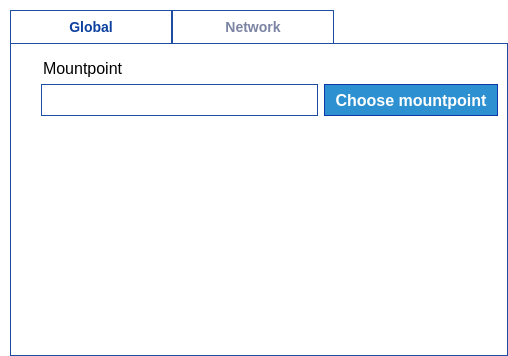
Scille/parsec-cloud, file parsec/core/gui/forms/settings_widget.ui: the form before one commit.
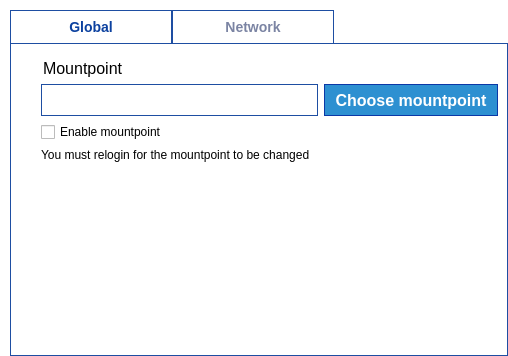
The form after the commit. Icons and pictures are not drawn.

Commit message: [GUI] Add enable mountpoint checkout in settings

```diff
--- a/parsec/core/gui/forms/settings_widget.ui
+++ b/parsec/core/gui/forms/settings_widget.ui
@@ -153,11 +153,13 @@
         </layout>
        </item>
        <item>
-        <layout class="QHBoxLayout" name="horizontalLayout">
+        <layout class="QVBoxLayout" name="verticalLayout_3">
          <property name="leftMargin">
           <number>20</number>
          </property>
          <item>
+          <layout class="QHBoxLayout" name="horizontalLayout">
+           <item>
           <widget class="QLineEdit" name="line_edit_mountpoint">
            <property name="minimumSize">
             <size>
@@ -221,6 +223,25 @@
              <width>24</width>
              <height>24</height>
             </size>
+             </property>
+            </widget>
+           </item>
+          </layout>
+         </item>
+         <item>
+          <widget class="QCheckBox" name="checkbox_enable_mountpoint">
+           <property name="text">
+            <string>Enable mountpoint</string>
+           </property>
+           <property name="tristate">
+            <bool>false</bool>
+           </property>
+          </widget>
+         </item>
+         <item>
+          <widget class="QLabel" name="notice_mountpoint">
+           <property name="text">
+            <string>You must relogin for the mountpoint to be changed</string>
            </property>
           </widget>
          </item>
```
Lines whose indentation alone changed are shown as unchanged. The commit also changes 9 other files.
